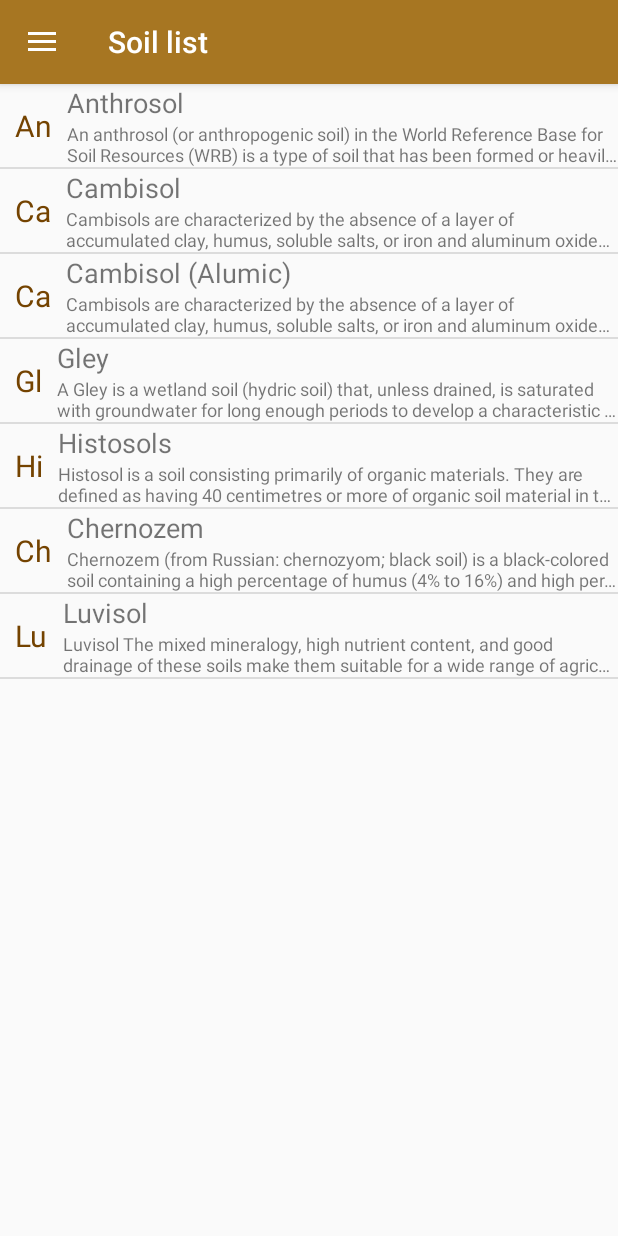
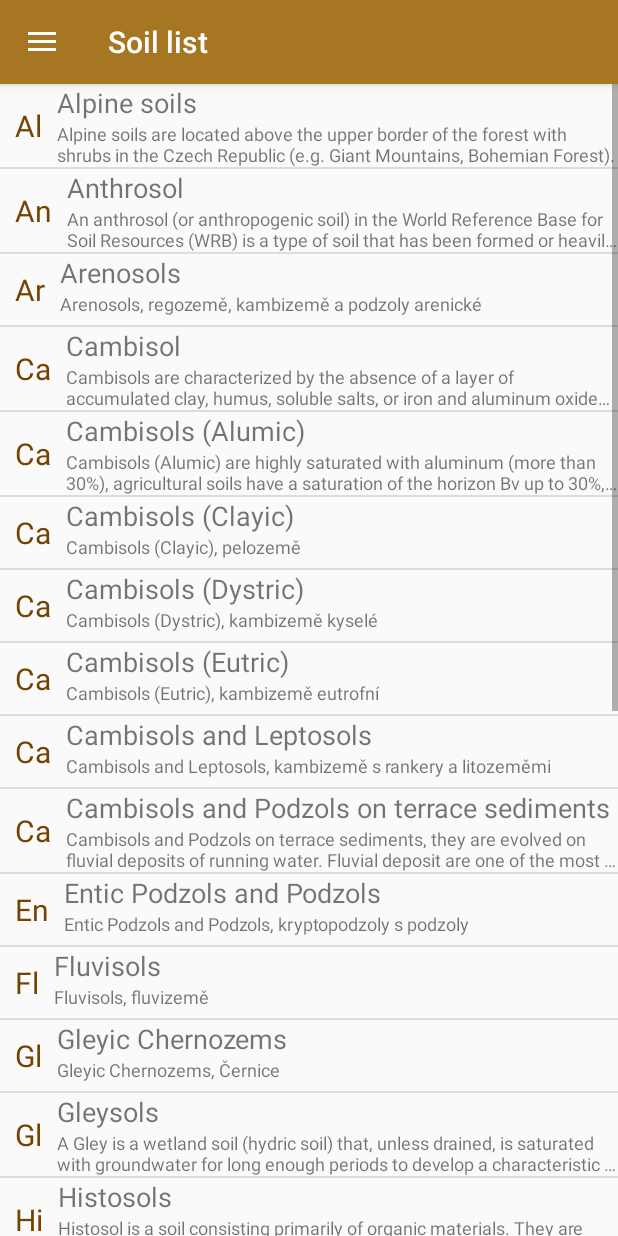
Before and after one commit to Barilac/CSM, an Android app: the screen it shows after launch (MainActivity), in the side drawer, after a tap on "Soil list", on a phone screen of 412 x 824 dp. Run offline under Robolectric (Android 15) with nearby library versions, the phone set to English and light mode, and no system bars; our stand-ins replace navigation-ui.

Commit message:
Added new soils to soil list, MIT license.xml, new font in acknowledgment.

```diff
--- a/app/src/main/res/layout/fragment_acknowledgment.xml
+++ b/app/src/main/res/layout/fragment_acknowledgment.xml
@@ -15,7 +15,7 @@
         android:layout_marginEnd="10dp"
         android:textAlignment="viewStart"
 
-        android:textSize="15sp"
+        android:textSize="17sp"
         app:layout_constraintEnd_toEndOf="parent"
         app:layout_constraintStart_toStartOf="parent"
         app:layout_constraintTop_toTopOf="parent"
--- a/app/src/main/res/values/soils.xml
+++ b/app/src/main/res/values/soils.xml
@@ -1,34 +1,77 @@
 <?xml version="1.0" encoding="utf-8"?>
 <resources>
     <string-array name="soil_names">
+        <item>Alpine soils</item>
         <item>Anthrosol</item>
+        <item>Arenosols</item>
         <item>Cambisol</item>
-        <item>Cambisol (Alumic)</item>
-        <item>Gley</item>
+        <item>Cambisols (Alumic)</item>
+        <item>Cambisols (Clayic)</item>
+        <item>Cambisols (Dystric)</item>
+        <item>Cambisols (Eutric)</item>
+        <item>Cambisols and Leptosols</item>
+        <item>Cambisols and Podzols on terrace sediments</item>
+        <item>Entic Podzols and Podzols</item>
+        <item>Fluvisols</item>
+        <item>Gleyic Chernozems</item>
+        <item>Gleysols</item>
         <item>Histosols</item>
-        <item>Chernozem</item>
-        <item>Luvisol</item>
+        <item>Chernozems</item>
+        <item>Chernozems and Gleyic Chernozems</item>
+        <item>Leptosol (Calcaric)</item>
+        <item>Luvic Greyic Phaeozems</item>
+        <item>Luvisols</item>
+        <item>Podzols</item>
+        <item>Rendzic Leptosols</item>
+        <item>Retisols and Stagnic Retisols</item>
+        <item>Saline soils</item>
+        <item>Stagnosols and Stagnic Cambisols</item>
+        <item>Technosols</item>
+        <item>Vertisols</item>
 
 
 
     </string-array>
 
     <string-array name="soil_texts">
+        <item>Alpine soils are located above the upper border of the forest with shrubs in the Czech Republic (e.g. Giant Mountains, Bohemian Forest).</item>
+
         <item>An anthrosol (or anthropogenic soil) in the World Reference Base for Soil Resources (WRB) is a type of soil that has been formed or heavily modified due to long-term human activity, such as from irrigation, addition of organic waste or wet-field cultivation used to create paddy fields.
         \n\n
             Such soils can be formed from any parent soil, and are commonly found in areas where agriculture has been practised for centuries. Anthrosols can be found worldwide, though they tend to have different soil horizons in different regions. For example, in northwestern Europe anthrosols commonly have plaggic or terric (strongly affected by manure) horizons, and together they cover some 500,000 hectares.
         </item>
+
+        <item>Arenosols, regozemě, kambizemě a podzoly arenické</item>
+
         <item>Cambisols are characterized by the absence of a layer of accumulated clay, humus, soluble salts, or iron and aluminum oxides. They differ from unweathered parent material in their aggregate structure, colour, clay content, carbonate content, or other properties that give some evidence of soil-forming processes. Because of their favourable aggregate structure and high content of weatherable minerals, they usually can be exploited for agriculture subject to the limitations of terrain and climate. Cambisols are the second most extensive soil group on Earth, occupying 12 percent of the total continental land area—mainly in boreal polar regions, in landscapes with high rates of erosion, and in regions of parent material resistant to clay movement. They are not common in humid tropical climates.</item>
 
         <item>
-            Cambisols are characterized by the absence of a layer of accumulated clay, humus, soluble salts, or iron and aluminum oxides. They differ from unweathered parent material in their aggregate structure, colour, clay content, carbonate content, or other properties that give some evidence of soil-forming processes. Because of their favourable aggregate structure and high content of weatherable minerals, they usually can be exploited for agriculture subject to the limitations of terrain and climate. Cambisols are the second most extensive soil group on Earth, occupying 12 percent of the total continental land area—mainly in boreal polar regions, in landscapes with high rates of erosion, and in regions of parent material resistant to clay movement. They are not common in humid tropical climates.
-        \n\n
             Cambisols (Alumic) are highly saturated with aluminum (more than 30%), agricultural soils have a saturation of the horizon Bv up to 30%, forest soils up to 20%.
         </item>
+
+        <item>Cambisols (Clayic), pelozemě</item>
+
+        <item>Cambisols (Dystric), kambizemě kyselé</item>
+
+        <item>Cambisols (Eutric), kambizemě eutrofní</item>
+
+        <item>Cambisols and Leptosols, kambizemě s rankery a litozeměmi</item>
+
+        <item>Cambisols and Podzols on terrace sediments, they are evolved on fluvial deposits of running water. Fluvial deposit are one of the most important sediments, as it forms a continuous system of terrace accumulations along river flows.
+        \n\n
+        A classic example of the terraces in the Czech Republic are terraces in the vicinity of Vltava or Elbe rivers.
+        </item>
+
+        <item>Entic Podzols and Podzols, kryptopodzoly s podzoly</item>
+
+        <item>Fluvisols, fluvizemě</item>
+
+        <item>Gleyic Chernozems, Černice</item>
 
         <item>A Gley is a wetland soil (hydric soil) that, unless drained, is saturated with groundwater for long enough periods to develop a characteristic gleyic colour pattern. This pattern is essentially made up of reddish, brownish, or yellowish colours at surfaces of soil particles and/or in the upper soil horizons mixed with greyish/blueish colours inside the peds and/or deeper in the soil. Gleysols are also known as Gleyzems, meadow soils, Aqu-suborders of Entisols, Inceptisols and Mollisols (USDA soil taxonomy), or as groundwater soils and hydro-morphic soils.
 \n\n
 Gleysols occur within a wide range of unconsolidated materials, mainly fluvial, marine and lacustrine sediments of Pleistocene or Holocene age, having basic to acidic mineralogy. They are found in depression areas and low landscape positions with shallow groundwater.</item>
+
 
         <item>Histosol is a soil consisting primarily of organic materials. They are defined as having 40 centimetres or more of organic soil material in the upper 80 centimetres. Organic soil material has an organic carbon content (by weight) of 12 to 18 percent, or more, depending on the clay content of the soil. These materials include muck (sapric soil material), mucky peat (hemic soil material), or peat (fibric soil material). Aquic conditions or artificial drainage are required. Typically, Histosols have very low bulk density and are poorly drained because the organic matter holds water very well. Most are acidic and many are very deficient in major plant nutrients which are washed away in the consistently moist soil.
            \n\n
@@ -36,11 +79,41 @@ Histosols form whenever organic matter forms at a more rapid rate than it is des
             \n\n
             Histosols are generally very difficult to cultivate because of the poor drainage and often low chemical fertility. However, Histosols formed on very recent glacial lands can often be very productive when drained and produce high-grade pasture for dairying or beef cattle. They can sometimes be used for fruit if carefully managed, but there is a great risk of the organic matter becoming dry powder and eroding under the influence of drying winds. A tendency towards shrinkage and compaction is also evident with crops.
         </item>
+
         <item>Chernozem (from Russian: chernozyom; "black soil") is a black-colored soil containing a high percentage of humus (4% to 16%) and high percentages of phosphoric acids, phosphorus, and ammonia. Chernozem is very fertile and can produce high agricultural yields with its high moisture storage capacity. Chernozems are also a Reference Soil Group of the World Reference Base for Soil Resources (WRB).</item>
-        <item>Luvisol The mixed mineralogy, high nutrient content, and good drainage of these soils make them suitable for a wide range of agriculture, from grains to orchards to vineyards. Luvisols form on flat or gently sloping landscapes under climatic regimes that range from cool temperate to warm Mediterranean. Occupying just over 5 percent of the total continental land area on Earth, they are found typically in west-central Russia, the United States, central Europe, the Mediterranean basin, and southern Australia.
+
+        <item>Chernozems and Gleyic Chernozems, černozemě s černicemi</item>
+
+        <item>Leptosol (Calcaric), pararendziny</item>
+
+        <item>Luvic Greyic Phaeozems, šedozemě</item>
+
+             <item>Luvisol has the mixed mineralogy, high nutrient content, and good drainage of these soils make them suitable for a wide range of agriculture, from grains to orchards to vineyards. Luvisols form on flat or gently sloping landscapes under climatic regimes that range from cool temperate to warm Mediterranean. Occupying just over 5 percent of the total continental land area on Earth, they are found typically in west-central Russia, the United States, central Europe, the Mediterranean basin, and southern Australia.
            \n\n
 Luvisols are technically characterized by a surface accumulation of humus overlying an extensively leached layer that is nearly devoid of clay and iron-bearing minerals. Below the latter lies a layer of mixed clay accumulation that has high levels of available nutrient ions comprising calcium, magnesium, sodium, or potassium. Luvisols are often associated with Cambisols. Albeluvisols are a related FAO soil group also exhibiting clay migration.
         </item>
+
+        <item>In soil science, podzols are the typical soils of coniferous or boreal forests. In Western Europe, podzols develop on heathland, which is often a construct of human interference through grazing and burning. In some British moorlands with podzolic soils, cambisols are preserved under Bronze Age barrows.
+           \n\n
+Podzol means "under-ash" and is derived from the Russian под (pod) + зола́ (zola); the full form is "подзо́листая по́чва" (podzolistaya pochva, "under-ashed soil"). The term was first given in middle of 1875 by Vasily Dokuchaev. It refers to the common experience of Russian peasants of plowing up an apparent under-layer of ash (leached or E horizon) during first plowing of a virgin soil of this type.
+            \n\n
+Podzols can occur on almost any parent material but generally derive from either quartz-rich sands and sandstone or sedimentary debris from magmatic rocks, provided there is high precipitation. Most Podzols are poor soils for agriculture due to the sandy portion, resulting in a low level of moisture and nutrients. Some are sandy and excessively drained. Others have shallow rooting zones and poor drainage due to subsoil cementation. A low pH further compounds issues, along with phosphate deficiencies and aluminum toxicity. The best agricultural use of Podzols is for grazing, although well-drained loamy types can be very productive for crops if lime and fertilizer are used.
+         \n\n
+The E horizon, which is usually 4 to 8 centimetres thick, is low in Fe and Al oxides and humus. It is formed under moist, cool and acidic conditions, especially where the parent material, such as granite or sandstone, is rich in quartz. It is found under a layer of organic material in the process of decomposition, which is usually 5 to 10 centimetres thick. In the middle, there is often a thin horizon of 0.5 to 1 centimetre. The bleached soil horizon goes over into a red or red-brown horizon (so-called Podzolic B). The colour is strongest in the upper part, and change at a depth of 50 to 100 centimetres progressively to the part of the soil that is mainly not affected by processes; that is the parent material. The soil profiles are designated by the letters A (topsoil), E (eluviated soil), B (subsoil) and C (parent material).
+        </item>
+
+        <item>Rendzic Leptosols, rendziny</item>
+
+        <item>Retisols and Stagnic Retisols, luvizemě s luvizeměmi oglejenými</item>
+
+        <item>Saline soils, zasolené půdy</item>
+
+        <item>Stagnosols and Stagnic Cambisols are soils referred as pseudoglej in Czech. Stagnosol is a soil type widespread throughout the Czech Republic, mainly in the Tertiary basins (around cities Cheb, Třeboň, České Budějovice). Stagnosols have periodically over-wetting and drying of the soil profile, they arise mainly in places of terrain depressions and in flooded areas around rivers. Due to this, their occurrence is limited to approximately a maximum altitude of 800 meters. In lower positions, they are formed mainly on heavy soil-forming substrates. With increasing altitude, they also occur on medium or light substrates.</item>
+
+        <item>Technosols, antropogenní půdy</item>
+
+        <item>Vertisols, smonice</item>
+
     </string-array>
 
 </resources>
```
